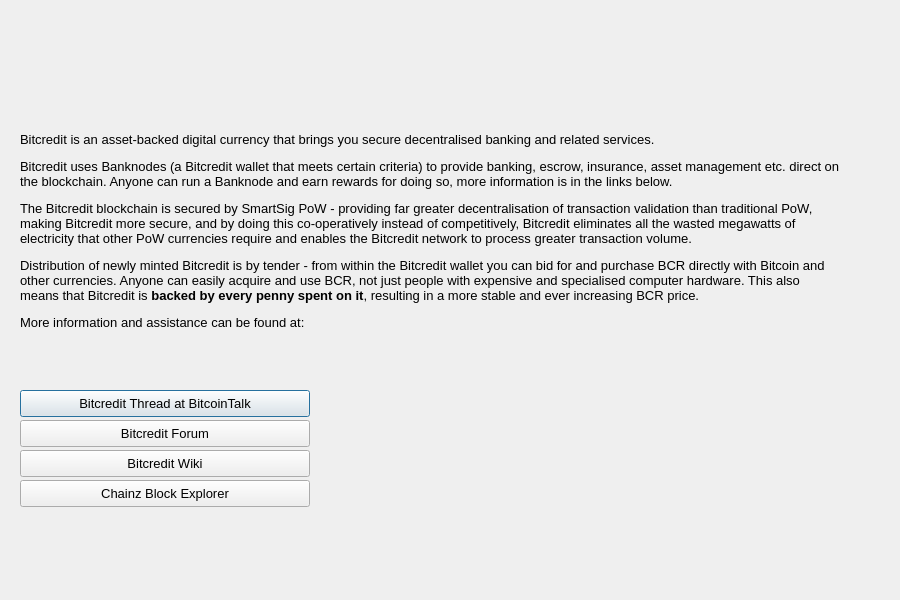
First picture: the form in src/qt/forms/helpmessagedialog.ui, repository thelonecrouton/bitcredit, before the edit.
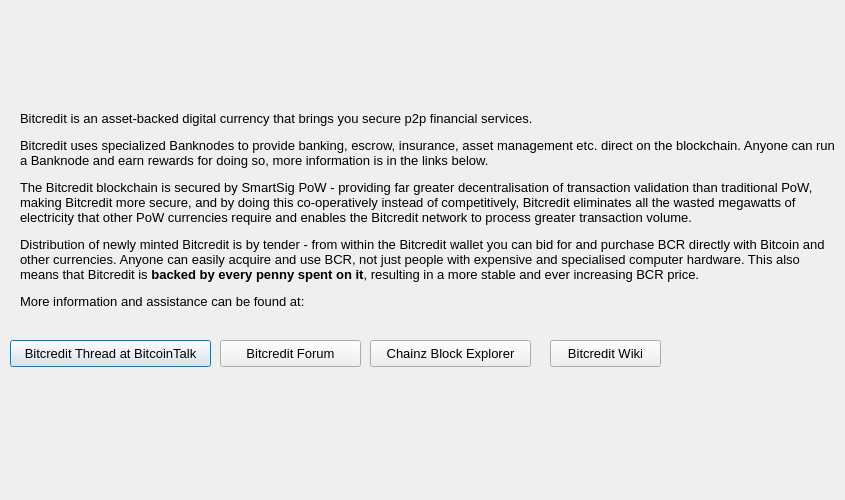
Second picture: the form after the edit. Icons and pictures are not drawn.

```diff
--- a/src/qt/forms/helpmessagedialog.ui
+++ b/src/qt/forms/helpmessagedialog.ui
@@ -6,14 +6,14 @@
    <rect>
     <x>0</x>
     <y>0</y>
-    <width>900</width>
-    <height>600</height>
+    <width>845</width>
+    <height>500</height>
    </rect>
   </property>
   <property name="minimumSize">
    <size>
     <width>800</width>
-    <height>600</height>
+    <height>500</height>
    </size>
   </property>
   <property name="maximumSize">
@@ -42,10 +42,10 @@
   <widget class="QTextEdit" name="helpMessage">
    <property name="geometry">
     <rect>
-     <x>20</x>
-     <y>527</y>
+     <x>10</x>
+     <y>380</y>
      <width>831</width>
-     <height>67</height>
+     <height>111</height>
     </rect>
    </property>
    <property name="font">
@@ -85,11 +85,11 @@
      <x>20</x>
      <y>111</y>
      <width>821</width>
-     <height>267</height>
+     <height>221</height>
     </rect>
    </property>
    <property name="text">
-    <string>&lt;html&gt;&lt;head/&gt;&lt;body&gt;&lt;p&gt;Bitcredit is an asset-backed digital currency that brings you secure decentralised banking and related services.&lt;/p&gt;&lt;p&gt;Bitcredit uses Banknodes (a Bitcredit wallet that meets certain criteria) to provide banking, escrow, insurance, asset management etc. direct on the blockchain. Anyone can run a Banknode and earn rewards for doing so, more information is in the links below.&lt;/p&gt;&lt;p&gt;The Bitcredit blockchain is secured by SmartSig PoW - providing far greater decentralisation of transaction validation than traditional PoW, making Bitcredit more secure, and by doing this co-operatively instead of competitively, Bitcredit eliminates all the wasted megawatts of electricity that other PoW currencies require and enables the Bitcredit network to process greater transaction volume.&lt;/p&gt;&lt;p&gt;Distribution of newly minted Bitcredit is by tender - from within the Bitcredit wallet you can bid for and purchase BCR directly with Bitcoin and other currencies. Anyone can easily acquire and use BCR, not just people with expensive and specialised computer hardware. This also means that Bitcredit is &lt;span style=&quot; font-weight:600;&quot;&gt;backed by every penny spent on it&lt;/span&gt;, resulting in a more stable and ever increasing BCR price. &lt;/p&gt;&lt;p&gt;More information and assistance can be found at:&lt;/p&gt;&lt;p&gt;&lt;/body&gt;&lt;/html&gt;</string>
+    <string>&lt;html&gt;&lt;head/&gt;&lt;body&gt;&lt;p&gt;Bitcredit is an asset-backed digital currency that brings you secure p2p financial services.&lt;/p&gt;&lt;p&gt;Bitcredit uses specialized Banknodes to provide banking, escrow, insurance, asset management etc. direct on the blockchain. Anyone can run a Banknode and earn rewards for doing so, more information is in the links below.&lt;/p&gt;&lt;p&gt;The Bitcredit blockchain is secured by SmartSig PoW - providing far greater decentralisation of transaction validation than traditional PoW, making Bitcredit more secure, and by doing this co-operatively instead of competitively, Bitcredit eliminates all the wasted megawatts of electricity that other PoW currencies require and enables the Bitcredit network to process greater transaction volume.&lt;/p&gt;&lt;p&gt;Distribution of newly minted Bitcredit is by tender - from within the Bitcredit wallet you can bid for and purchase BCR directly with Bitcoin and other currencies. Anyone can easily acquire and use BCR, not just people with expensive and specialised computer hardware. This also means that Bitcredit is &lt;span style=&quot; font-weight:600;&quot;&gt;backed by every penny spent on it&lt;/span&gt;, resulting in a more stable and ever increasing BCR price. &lt;/p&gt;&lt;p&gt;More information and assistance can be found at:&lt;/p&gt;&lt;p&gt;&lt;br/&gt;&lt;/p&gt;&lt;/body&gt;&lt;/html&gt;</string>
    </property>
    <property name="wordWrap">
     <bool>true</bool>
@@ -98,9 +98,9 @@
   <widget class="QPushButton" name="pushButtonBCT">
    <property name="geometry">
     <rect>
-     <x>20</x>
-     <y>390</y>
-     <width>290</width>
+     <x>10</x>
+     <y>340</y>
+     <width>201</width>
      <height>27</height>
     </rect>
    </property>
@@ -114,9 +114,9 @@
   <widget class="QPushButton" name="pushButtonForum">
    <property name="geometry">
     <rect>
-     <x>20</x>
-     <y>420</y>
-     <width>290</width>
+     <x>220</x>
+     <y>340</y>
+     <width>141</width>
      <height>27</height>
     </rect>
    </property>
@@ -130,9 +130,9 @@
   <widget class="QPushButton" name="pushButtonWiki">
    <property name="geometry">
     <rect>
-     <x>20</x>
-     <y>450</y>
-     <width>290</width>
+     <x>550</x>
+     <y>340</y>
+     <width>111</width>
      <height>27</height>
     </rect>
    </property>
@@ -146,9 +146,9 @@
   <widget class="QPushButton" name="pushButtonExplorer">
    <property name="geometry">
     <rect>
-     <x>20</x>
-     <y>480</y>
-     <width>290</width>
+     <x>370</x>
+     <y>340</y>
+     <width>161</width>
      <height>27</height>
     </rect>
    </property>
```
